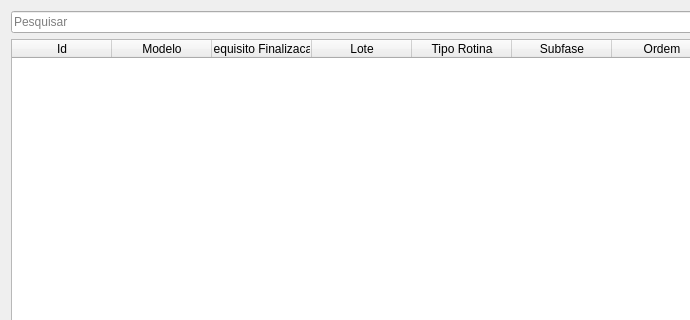
dsgoficial/SAP_Gerente, file uis/mModelProfiles.ui: the form before one commit; both pictures show x 0 to 690 and y 0 to 320 of the 982 by 462 pixel window.
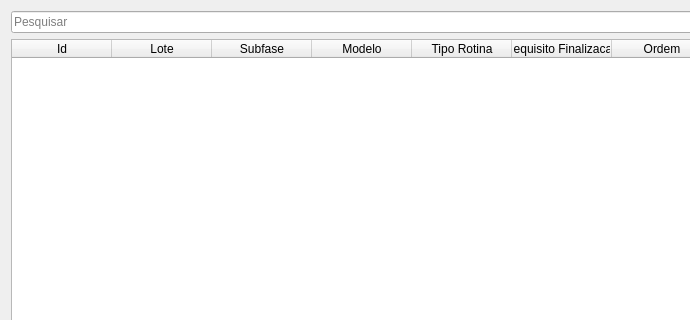
The form after the commit.

Patch:
```diff
--- a/uis/mModelProfiles.ui
+++ b/uis/mModelProfiles.ui
@@ -24,31 +24,31 @@
        <string>Id</string>
       </property>
      </column>
-     <column>
-      <property name="text">
-       <string>Modelo</string>
-      </property>
-     </column>
-     <column>
-      <property name="text">
-       <string>Requisito Finalizacao</string>
-      </property>
-     </column>
      <column>
       <property name="text">
        <string>Lote</string>
       </property>
      </column>
-     <column>
-      <property name="text">
-       <string>Tipo Rotina</string>
-      </property>
-     </column>
      <column>
       <property name="text">
        <string>Subfase</string>
       </property>
      </column>
+     <column>
+      <property name="text">
+       <string>Modelo</string>
+      </property>
+     </column>
+     <column>
+      <property name="text">
+       <string>Tipo Rotina</string>
+      </property>
+     </column>
+     <column>
+      <property name="text">
+       <string>Requisito Finalizacao</string>
+      </property>
+     </column>
      <column>
       <property name="text">
        <string>Ordem</string>
```
